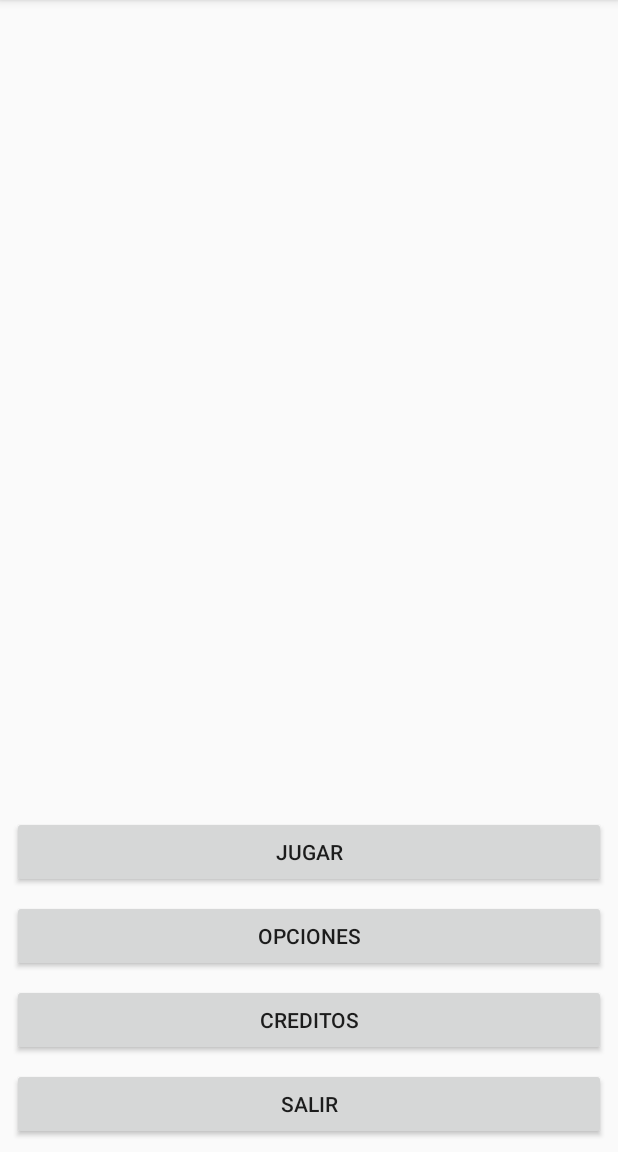
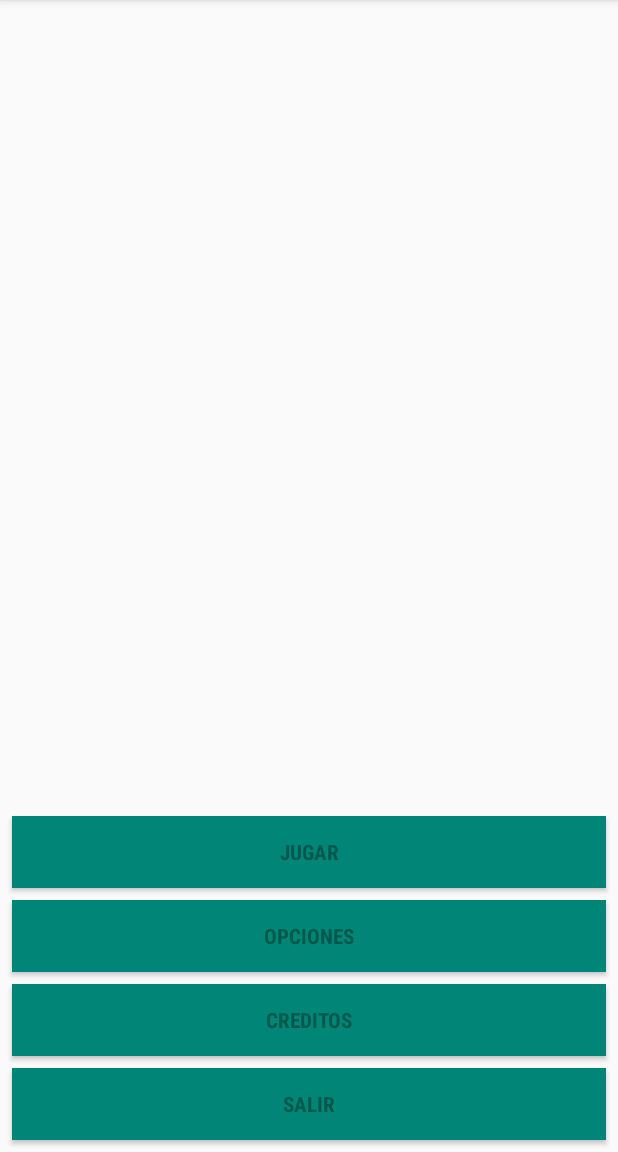
Before and after one commit to Mariova15/PMDM1819, an Android app: the PrincipalActivity screen opened directly, with no data from a screen before it, on a phone screen of 412 x 824 dp, the part 84-1236 px from its top. Run offline under Robolectric (Android 15) with nearby library versions, the phone set to English and light mode, and no system bars.

Commit message:
EstiloBotones

```diff
--- a/JuegosClasicos/app/src/main/java/com/example/mario/juegosclasicos/CartasFragment.java
+++ b/JuegosClasicos/app/src/main/java/com/example/mario/juegosclasicos/CartasFragment.java
@@ -73,18 +73,22 @@ public class CartasFragment extends Fragment {
             @Override
             public void onClick(View v) {
 
-                if(cartaMano.getId() == recyclerView.getChildAdapterPosition(v)){
+                if(cartaMano != null) {
+                    if (cartaMano.getId() == recyclerView.getChildAdapterPosition(v)) {
                         sonidoCarta();
-                    Toast.makeText(getContext(), "Colocas el "+ cartaMano.getValor() + " de "+ cartaMano.getPalo(), Toast.LENGTH_SHORT).show();
+                        Toast.makeText(getContext(), "Colocas el " + cartaMano.getValor() + " de " + cartaMano.getPalo(), Toast.LENGTH_SHORT).show();
                         Carta cartaTemp = cartaMano;
                         listaCartasMesa.get(recyclerView.getChildAdapterPosition(v)).darVuelta();
                         cartaMano = listaCartasMesa.get(recyclerView.getChildAdapterPosition(v));
                         pasaDatos(cartaMano.getId());
                         cartaTemp.darVuelta();
-                    listaCartasMesa.set(recyclerView.getChildAdapterPosition(v),cartaTemp);
+                        listaCartasMesa.set(recyclerView.getChildAdapterPosition(v), cartaTemp);
                         recyclerView.getAdapter().notifyItemChanged(recyclerView.getChildAdapterPosition(v));
+                    } else {
+                        Toast.makeText(getContext(), "Posición equivocada", Toast.LENGTH_SHORT).show();
+                    }
                 }else{
-                    Toast.makeText(getContext(), "Posición equivocada", Toast.LENGTH_SHORT).show();
+                    Toast.makeText(getContext(), "Primero coge una carta de la parte izquierda", Toast.LENGTH_SHORT).show();
                 }
 
             }
--- /dev/null
+++ b/JuegosClasicos/app/src/main/res/drawable/efecto_btn.xml
@@ -0,0 +1,5 @@
+<?xml version="1.0" encoding="utf-8"?>
+<selector xmlns:android="http://schemas.android.com/apk/res/android">
+    <item android:drawable="@color/colorPrimary" android:state_pressed="false" />
+    <item android:drawable="@color/colorAccent" android:state_pressed="true" />
+</selector>
--- a/JuegosClasicos/app/src/main/res/layout/activity_principal.xml
+++ b/JuegosClasicos/app/src/main/res/layout/activity_principal.xml
@@ -7,6 +7,7 @@
     tools:context=".PrincipalActivity">
 
     <Button
+        style="@style/estilo_boton"
         android:id="@+id/buttonJugar"
         android:layout_width="0dp"
         android:layout_height="wrap_content"
@@ -19,6 +20,7 @@
         app:layout_constraintStart_toStartOf="parent" />
 
     <Button
+        style="@style/estilo_boton"
         android:id="@+id/buttonOpciones"
         android:layout_width="0dp"
         android:layout_height="wrap_content"
@@ -31,6 +33,7 @@
         app:layout_constraintStart_toStartOf="parent" />
 
     <Button
+        style="@style/estilo_boton"
         android:id="@+id/buttonCreditos"
         android:layout_width="0dp"
         android:layout_height="wrap_content"
@@ -43,6 +46,7 @@
         app:layout_constraintStart_toStartOf="parent" />
 
     <Button
+        style="@style/estilo_boton"
         android:id="@+id/buttonSalir"
         android:layout_width="0dp"
         android:layout_height="wrap_content"
--- a/JuegosClasicos/app/src/main/res/layout/fragment_login.xml
+++ b/JuegosClasicos/app/src/main/res/layout/fragment_login.xml
@@ -57,6 +57,7 @@
         app:layout_constraintStart_toEndOf="@+id/textViewPassLogin" />
 
     <Button
+        style="@style/estilo_boton"
         android:id="@+id/buttonLogin"
         android:layout_width="0dp"
         android:layout_height="wrap_content"
@@ -70,6 +71,7 @@
         app:layout_constraintStart_toStartOf="@+id/textViewPassLogin" />
 
     <Button
+        style="@style/estilo_boton"
         android:id="@+id/buttonRegistroLogin"
         android:layout_width="0dp"
         android:layout_height="wrap_content"
--- a/JuegosClasicos/app/src/main/res/layout/fragment_registro.xml
+++ b/JuegosClasicos/app/src/main/res/layout/fragment_registro.xml
@@ -22,6 +22,7 @@
         app:layout_constraintStart_toEndOf="@+id/textViewNombreRegistro" />
 
     <Button
+        style="@style/estilo_boton"
         android:id="@+id/buttonRegistrar"
         android:layout_width="wrap_content"
         android:layout_height="wrap_content"
--- a/JuegosClasicos/app/src/main/res/values/styles.xml
+++ b/JuegosClasicos/app/src/main/res/values/styles.xml
@@ -17,4 +17,13 @@
 
     <style name="AppTheme.PopupOverlay" parent="ThemeOverlay.AppCompat.Light" />
 
+    <style name="estilo_boton">
+        <item name="android:padding">8dp</item>
+        <item name="android:background">@drawable/efecto_btn</item>
+        <item name="android:textStyle">bold</item>
+        <item name="android:textColor">@color/colorPrimaryDark</item>
+        <item name="android:textSize">14dp</item>
+        <item name="android:fontFamily">sans-serif-condensed</item>
+    </style>
+
 </resources>
```
Lines whose indentation alone changed are shown as unchanged.
